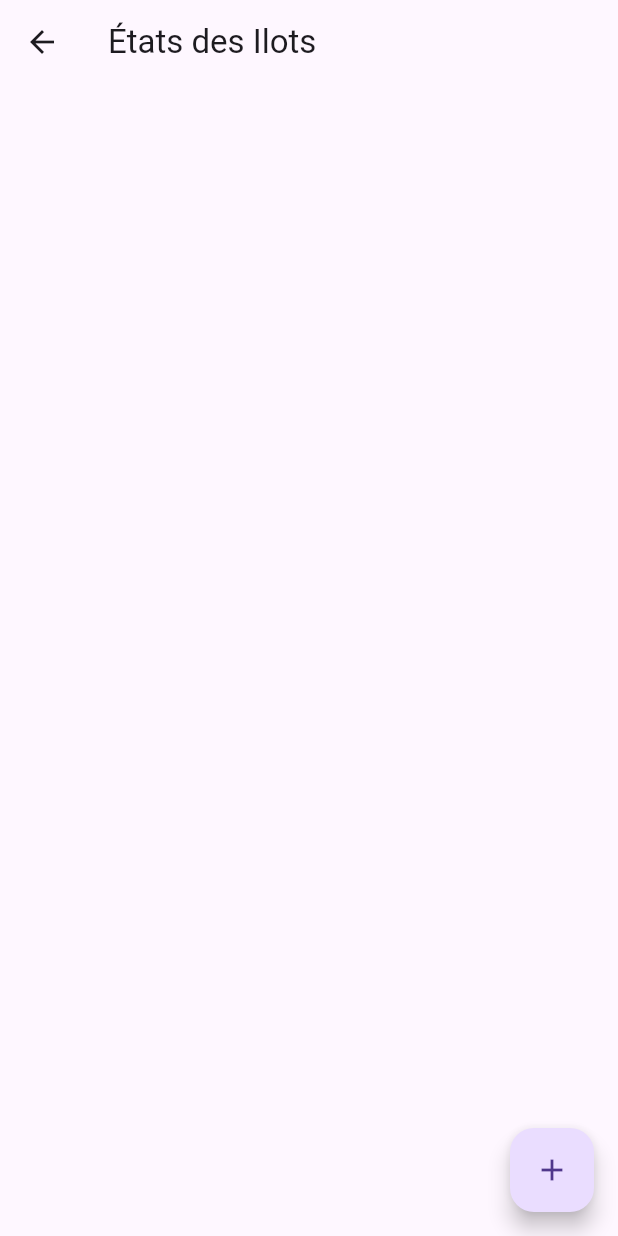
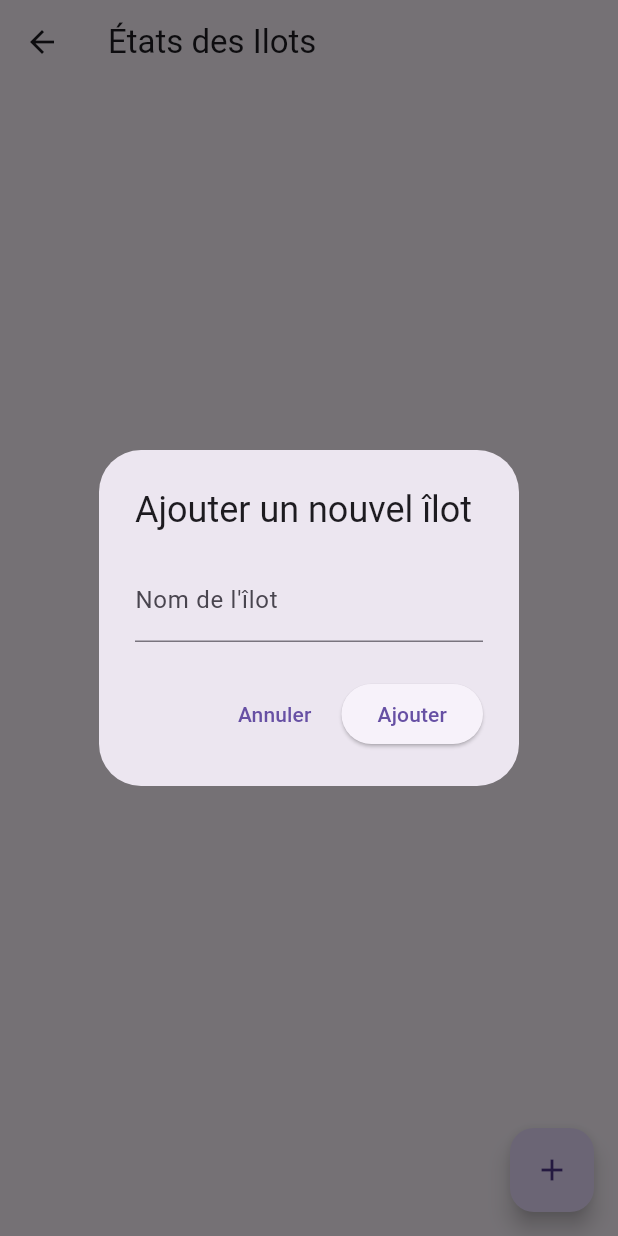
Before and after one commit to ghhada/AUDIT_5S, a Flutter app: the IlotsEtats screen opened directly, after a tap on the "add" icon, on a phone screen of 412 x 824 dp. Run offline on Flutter 3.47's test engine with Material 3 defaults, Android fonts, the phone set to English and light mode, and no system bars; our stand-ins replace charts_flutter, firebase_analytics, firebase_core, firebase_database, fl_chart; accounts and stored records are empty.

Commit message:
Description de vos modifications

```diff
--- a/lib/HOME_LOGIN/ilotsetats.dart
+++ b/lib/HOME_LOGIN/ilotsetats.dart
@@ -108,8 +108,71 @@ class _IlotsEtatsState extends State<IlotsEtats> {
   }
 
   void _ajouterIlot() {
-    // Ajoutez ici la logique pour ajouter un nouvel îlot
+    TextEditingController _nomController = TextEditingController();
+
+    showDialog(
+      context: context,
+      builder: (BuildContext context) {
+        return AlertDialog(
+          title: Text('Ajouter un nouvel îlot'),
+          content: TextField(
+            controller: _nomController,
+            decoration: InputDecoration(
+              labelText: 'Nom de l\'îlot',
+            ),
+          ),
+          actions: <Widget>[
+            TextButton(
+              onPressed: () {
+                Navigator.of(context).pop();
+              },
+              child: Text('Annuler'),
+            ),
+            ElevatedButton(
+              onPressed: () {
+                String nouveauNom = _nomController.text.trim();
+                if (nouveauNom.isNotEmpty) {
+                  // Ajoutez ici la logique pour ajouter un nouvel îlot
+                  final databaseReference = FirebaseDatabase.instance.reference().child('ilots');
+                  String nouvelEtat = 'non certifié'; // État par défaut pour le nouvel îlot
+
+                  databaseReference.push().set({
+                    'nom': nouveauNom,
+                    'etat': nouvelEtat,
+                  }).then((_) {
+                    ScaffoldMessenger.of(context).showSnackBar(
+                      SnackBar(
+                        content: Text("Nouvel îlot ajouté avec succès"),
+                        backgroundColor: Colors.green,
+                      ),
+                    );
+                    Navigator.of(context).pop(); // Fermer la boîte de dialogue après l'ajout
+                  }).catchError((error) {
+                    ScaffoldMessenger.of(context).showSnackBar(
+                      SnackBar(
+                        content: Text("Erreur lors de l'ajout de l'îlot"),
+                        backgroundColor: Colors.red,
+                      ),
+                    );
+                  });
+                } else {
+                  ScaffoldMessenger.of(context).showSnackBar(
+                    SnackBar(
+                      content: Text("Veuillez saisir le nom de l'îlot"),
+                      backgroundColor: Colors.red,
+                    ),
+                  );
+                }
+              },
+              child: Text('Ajouter'),
+            ),
+          ],
+        );
+      },
+    );
   }
+
+
 }
 
 class IlotCard extends StatefulWidget {
```
Also changed, not shown: 1 other file.
